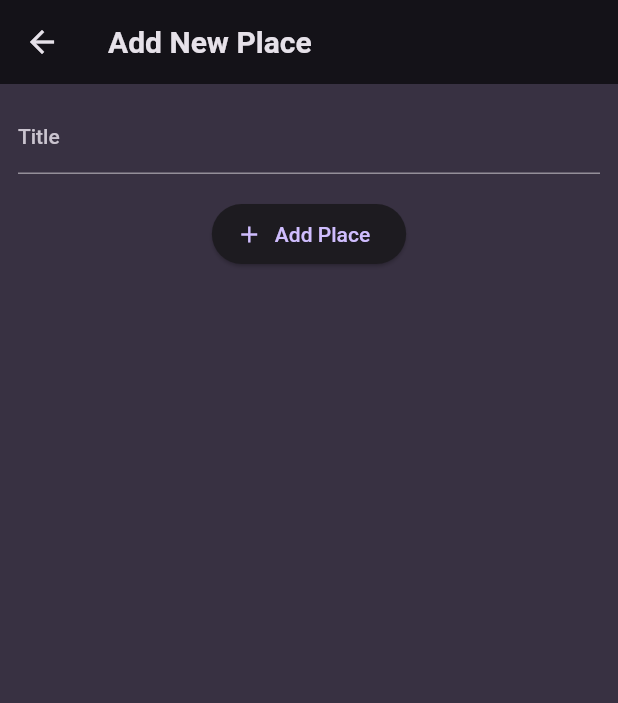
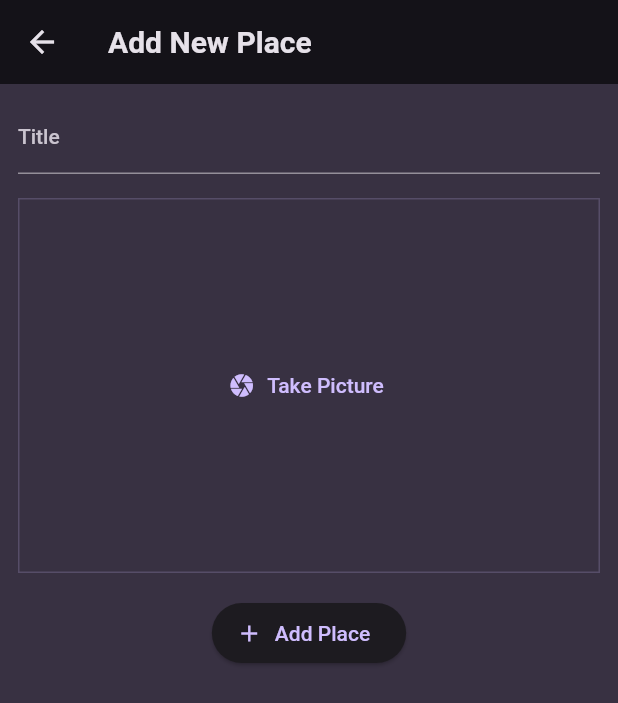
Before and after one commit to Mingzhao91/flutter-favourite-places, a Flutter app: the AddPlaceScreen screen opened directly, on a phone screen of 412 x 824 dp. Shown: the top 703 px of the screen. Run offline on Flutter 3.47's test engine with Material 2 defaults, Android fonts, the phone set to English and light mode, and no system bars; our stand-ins replace flutter_riverpod, google_fonts.

Commit message:
create image input for taking photo

```diff
--- a/lib/screens/add_place.dart
+++ b/lib/screens/add_place.dart
@@ -1,4 +1,5 @@
 import 'package:flutter/material.dart';
+import 'package:flutter_favourite_places/widgets/image_input.dart';
 import 'package:flutter_riverpod/flutter_riverpod.dart';
 
 import 'package:flutter_favourite_places/providers/user_places.dart';
@@ -51,6 +52,10 @@ class _AddPlaceScreenState extends ConsumerState<AddPlaceScreen> {
             const SizedBox(
               height: 16,
             ),
+            ImageInput(),
+            const SizedBox(
+              height: 16,
+            ),
             ElevatedButton.icon(
               onPressed: _savePlace,
               icon: const Icon(Icons.add),
--- /dev/null
+++ b/lib/widgets/image_input.dart
@@ -0,0 +1,32 @@
+import 'package:flutter/material.dart';
+
+class ImageInput extends StatefulWidget {
+  const ImageInput({super.key});
+
+  @override
+  State<ImageInput> createState() => _ImageInputState();
+}
+
+class _ImageInputState extends State<ImageInput> {
+  void _takePicture() {}
+
+  @override
+  Widget build(BuildContext context) {
+    return Container(
+      decoration: BoxDecoration(
+        border: Border.all(
+          width: 1,
+          color: Theme.of(context).colorScheme.primary.withOpacity(0.2),
+        ),
+      ),
+      height: 250,
+      width: double.infinity,
+      alignment: Alignment.center,
+      child: TextButton.icon(
+        icon: const Icon(Icons.camera),
+        label: const Text('Take Picture'),
+        onPressed: _takePicture,
+      ),
+    );
+  }
+}
```
